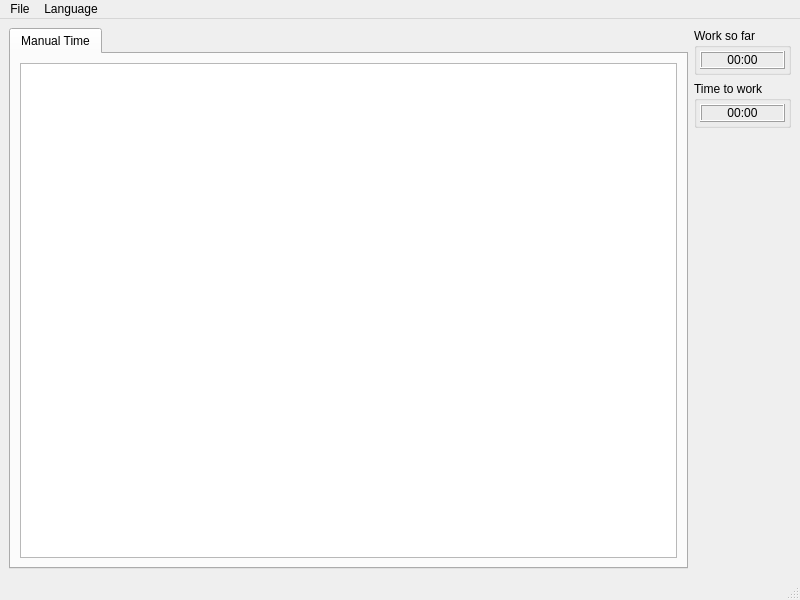
Before: the Qt Designer form mainWindow.ui in ksoellin/finishtimecalculator, drawn with Qt 5.
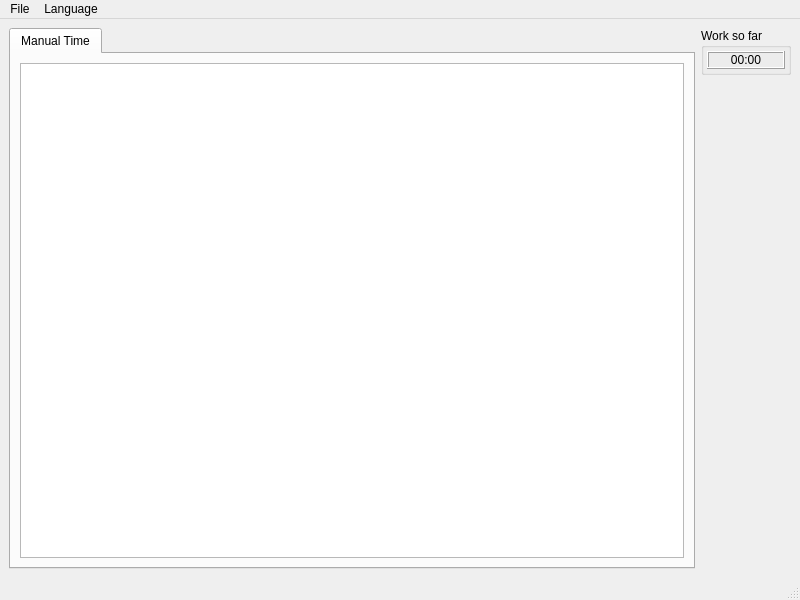
After: the same form once the commit is applied.

Commit message: refactored to use custom model

```diff
--- a/mainWindow.ui
+++ b/mainWindow.ui
@@ -75,43 +75,6 @@
         </layout>
        </widget>
       </item>
-      <item>
-       <widget class="QGroupBox" name="groupBox_2">
-        <property name="title">
-         <string>Time to work</string>
-        </property>
-        <layout class="QVBoxLayout" name="verticalLayout_4">
-         <property name="leftMargin">
-          <number>3</number>
-         </property>
-         <property name="topMargin">
-          <number>3</number>
-         </property>
-         <property name="rightMargin">
-          <number>3</number>
-         </property>
-         <property name="bottomMargin">
-          <number>3</number>
-         </property>
-         <item>
-          <widget class="QLabel" name="label_2">
-           <property name="frameShape">
-            <enum>QFrame::Box</enum>
-           </property>
-           <property name="frameShadow">
-            <enum>QFrame::Raised</enum>
-           </property>
-           <property name="text">
-            <string>00:00</string>
-           </property>
-           <property name="alignment">
-            <set>Qt::AlignCenter</set>
-           </property>
-          </widget>
-         </item>
-        </layout>
-       </widget>
-      </item>
       <item>
        <spacer name="verticalSpacer">
         <property name="orientation">
```
Left out of the diff: 22 changed lines with no effect on the pictures. The commit also changes 2 other files.
